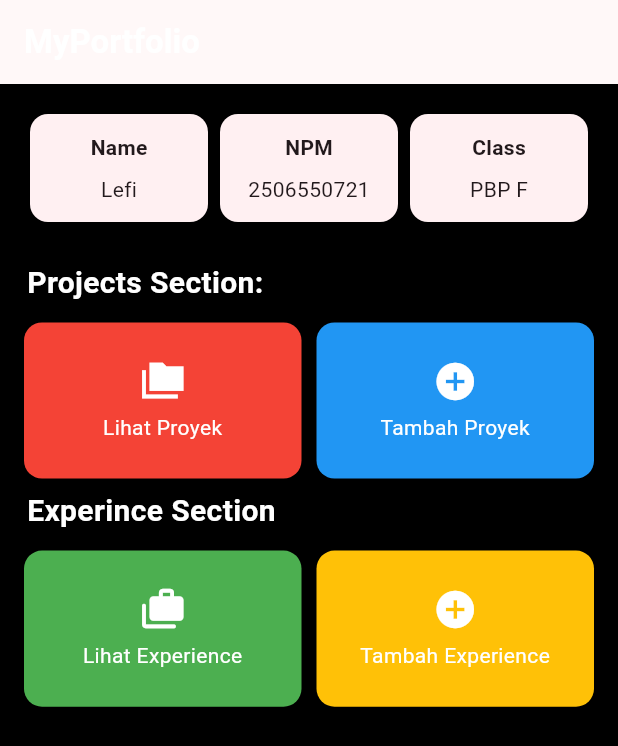
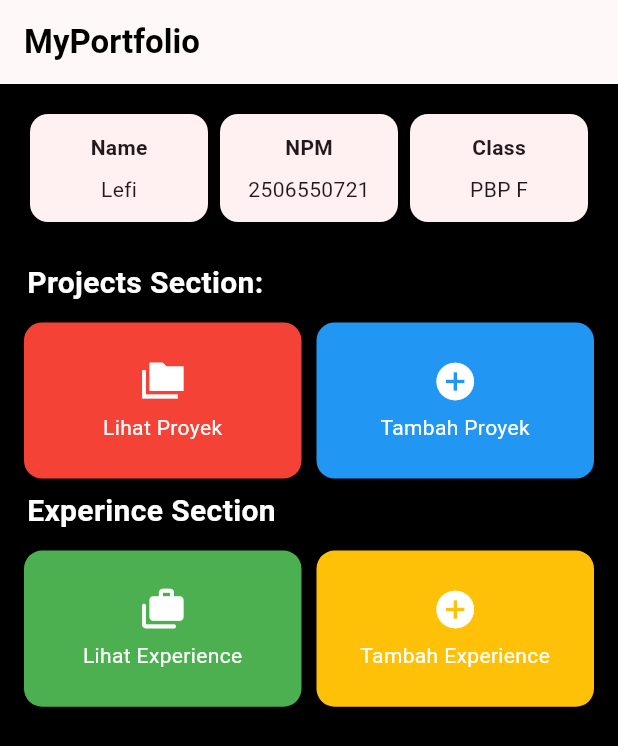
Before and after one commit to Leficullen/myportfolio_mobile, a Flutter app: the screen it shows after launch, on a phone screen of 412 x 824 dp. Shown: the top 746 px of the screen. Run offline on Flutter 3.47's test engine with Material 3 defaults, Android fonts, the phone set to English and light mode, and no system bars.

Commit message:
chore: use theme color for app bar title

```diff
--- a/lib/menu.dart
+++ b/lib/menu.dart
@@ -21,9 +21,12 @@ class MyHomePage extends StatelessWidget {
   Widget build(BuildContext context) {
     return Scaffold(
       appBar: AppBar(
-        title: const Text(
+        title: Text(
           "MyPortfolio",
-          style: TextStyle(color: Colors.white, fontWeight: FontWeight.bold),
+          style: TextStyle(
+            color: Theme.of(context).colorScheme.primary,
+            fontWeight: FontWeight.bold,
+          ),
         ),
       ),
       backgroundColor: Theme.of(context).colorScheme.primary,
```
